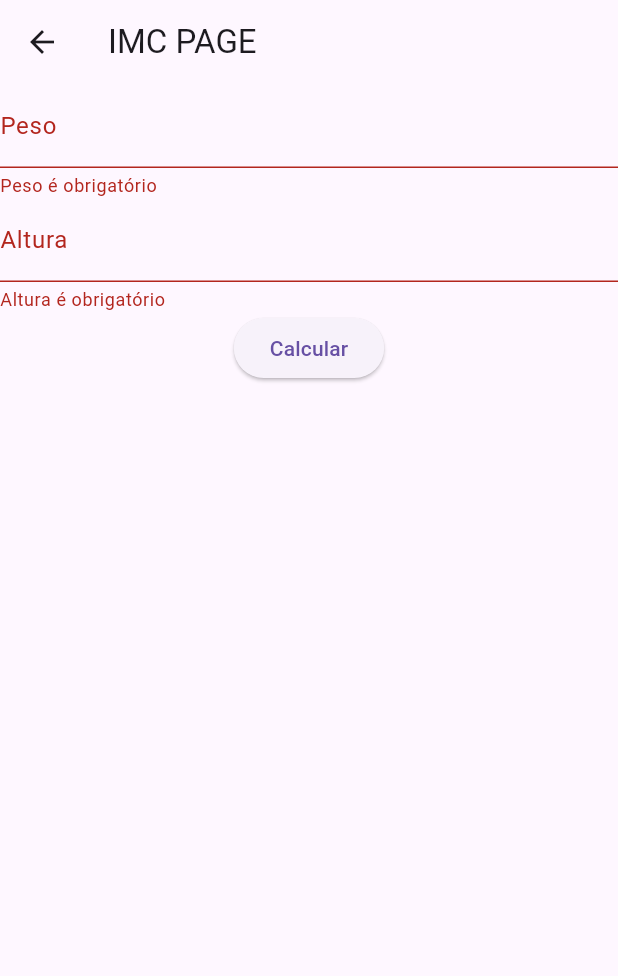
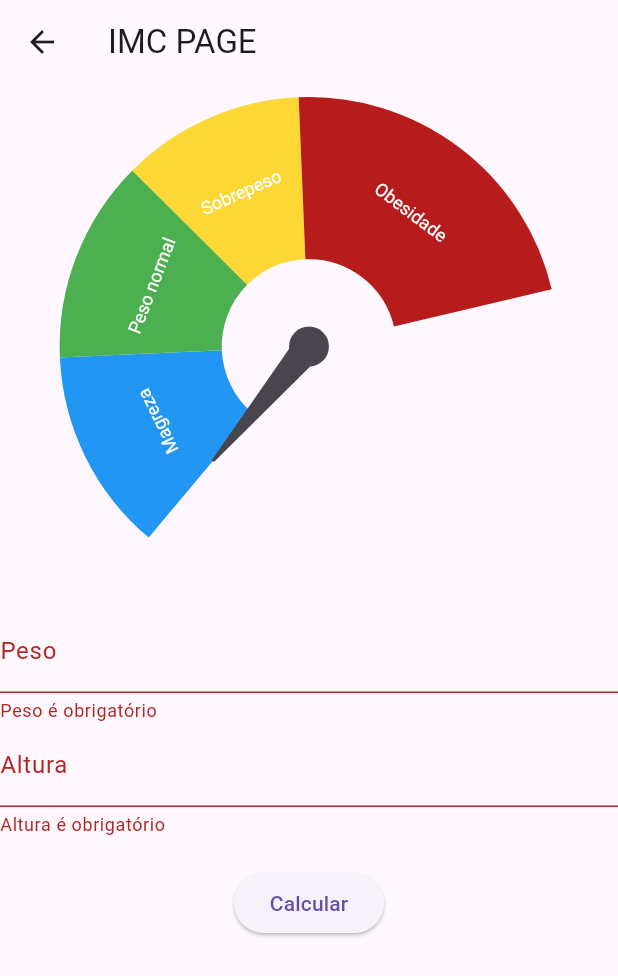
Before and after one commit to gcouto93/cto_counter_bloc, a Flutter app: the ImcPage screen opened by its route, after a tap on "Calcular", on a phone screen of 412 x 824 dp. Shown: the top 976 px of the screen. Run offline on Flutter 3.47's test engine with Material 3 defaults, Android fonts, the phone set to English and light mode, and no system bars; drawn by our look-alikes of syncfusion_flutter_gauges; our stand-ins replace bloc, currency_text_input_formatter, dio, flutter_bloc, flutter_mobx, freezed_annotation and 1 more; generated files the repository leaves out were written again.

Commit message:
calculador imc mobx

```diff
--- /dev/null
+++ b/lib/aula_mobx/contador_imc/imc_controller.dart
@@ -0,0 +1,36 @@
+import 'dart:math';
+
+import 'package:mobx/mobx.dart';
+part 'imc_controller.g.dart';
+
+class ImcController = _ImcControllerBase with _$ImcController;
+
+abstract class _ImcControllerBase with Store {
+  @observable
+  var imc = 0.0;
+
+  @observable
+  String? error;
+
+  @computed
+  bool hasError() => error != null;
+
+  @action
+  Future<void> calcularImc({required double peso, required double altura}) async {
+    try {
+      imc = 0.0;
+      error = null;
+      if (peso == 0 || altura == 0) {
+        error = 'Peso e altura devem ser maiores que zero';
+        return;
+      }
+      await Future.delayed(const Duration(seconds: 1));
+      imc = peso / pow(altura, 2);
+      if (imc > 30) {
+        throw Exception('Obesidade');k
+      }
+    } on Exception catch (e) {
+      error = 'Erro ao calcular IMC: $e';
+    }
+  }
+}
--- a/lib/aula_mobx/contador_imc/imc_page.dart
+++ b/lib/aula_mobx/contador_imc/imc_page.dart
@@ -1,6 +1,11 @@
+import 'package:cto_counter_bloc/aula_mobx/contador_imc/imc_controller.dart';
+import 'package:cto_counter_bloc/widgets/imc_gauge.dart';
 import 'package:currency_text_input_formatter/currency_text_input_formatter.dart';
 import 'package:flutter/foundation.dart';
 import 'package:flutter/material.dart';
+import 'package:flutter_mobx/flutter_mobx.dart';
+import 'package:intl/intl.dart';
+import 'package:mobx/mobx.dart';
 
 class ImcPage extends StatefulWidget {
   const ImcPage({super.key});
@@ -10,9 +15,31 @@ class ImcPage extends StatefulWidget {
 }
 
 class _ImcPageState extends State<ImcPage> {
+  final controller = ImcController();
   final pesoEC = TextEditingController();
   final alturaEC = TextEditingController();
   final formKey = GlobalKey<FormState>();
+  final reactionDisposer = <ReactionDisposer>[];
+
+  @override
+  void initState() {
+    final reasctionErrorDisposer = reaction<bool>((_) => controller.hasError(), (hasError) {
+      if (hasError) {
+        ScaffoldMessenger.of(context).showSnackBar(SnackBar(
+          content: Text(controller.error!),
+        ));
+      }
+    });
+    super.initState();
+    reactionDisposer.add(reasctionErrorDisposer);
+  }
+
+  @override
+  void dispose() {
+    // TODO: implement dispose
+    super.dispose();
+    reactionDisposer.forEach((reactionDisposer) => reactionDisposer());
+  }
 
   @override
   Widget build(BuildContext context) {
@@ -25,7 +52,9 @@ class _ImcPageState extends State<ImcPage> {
             key: formKey,
             child: Column(
               children: [
-                // ImcGauge(),
+                Observer(builder: (_) {
+                  return ImcGauge(imc: controller.imc);
+                }),
                 TextFormField(
                   controller: pesoEC,
                   decoration: const InputDecoration(label: Text('Peso')),
@@ -53,16 +82,33 @@ class _ImcPageState extends State<ImcPage> {
                     }
                     return null;
                   },
+                  inputFormatters: [
+                    CurrencyTextInputFormatter.currency(
+                      locale: 'pt_BR',
+                      symbol: '',
+                      turnOffGrouping: true,
+                      decimalDigits: 2,
+                    ),
+                  ],
+                ),
+                SizedBox(
+                  height: 20,
                 ),
                 ElevatedButton(
                   onPressed: () {
                     if (formKey.currentState!.validate()) {
-                      final peso = double.parse(pesoEC.text);
-                      final altura = double.parse(alturaEC.text);
+                      var formatter = NumberFormat.currency(
+                        locale: 'pt_BR',
+                        symbol: '',
+                        decimalDigits: 2,
+                      );
+                      final peso = formatter.parse(pesoEC.text) as double;
+                      final altura = formatter.parse(alturaEC.text) as double;
                       final imc = peso / (altura * altura);
                       ScaffoldMessenger.of(context).showSnackBar(SnackBar(
                         content: Text('Seu IMC é: $imc'),
                       ));
+                      controller.calcularImc(peso: peso, altura: altura);
                     }
                   },
                   child: const Text('Calcular'),
--- /dev/null
+++ b/lib/widgets/imc_gauge.dart
@@ -0,0 +1,57 @@
+import 'package:cto_counter_bloc/widgets/imc_gauge_range.dart';
+import 'package:flutter/material.dart';
+import 'package:syncfusion_flutter_gauges/gauges.dart';
+
+class ImcGauge extends StatelessWidget {
+  final double imc;
+
+  const ImcGauge({super.key, required this.imc});
+
+  @override
+  Widget build(BuildContext context) {
+    return SfRadialGauge(
+      axes: <RadialAxis>[
+        RadialAxis(
+          minimum: 12.5,
+          maximum: 47.9,
+          showLabels: false,
+          showAxisLine: false,
+          showTicks: false,
+          ranges: <GaugeRange>[
+            ImcGaugeRange(
+              startValue: 12.5,
+              endValue: 18.5,
+              color: Colors.blue,
+              label: 'Magreza',
+            ),
+            ImcGaugeRange(
+              startValue: 18.5,
+              endValue: 24.5,
+              color: Colors.green,
+              label: 'Peso normal',
+            ),
+            ImcGaugeRange(
+              startValue: 24.5,
+              endValue: 29.9,
+              color: Colors.yellow[600]!,
+              label: 'Sobrepeso',
+            ),
+            ImcGaugeRange(
+              startValue: 29.9,
+              endValue: 39.9,
+              color: Colors.red[900]!,
+              label: 'Obesidade',
+            ),
+          ],
+          pointers: <GaugePointer>[
+            NeedlePointer(
+              value: imc,
+              enableAnimation: true,
+              animationDuration: 1000,
+            ),
+          ],
+        ),
+      ],
+    );
+  }
+}
--- /dev/null
+++ b/lib/widgets/imc_gauge_range.dart
@@ -0,0 +1,20 @@
+import 'package:flutter/material.dart';
+import 'package:syncfusion_flutter_gauges/gauges.dart';
+
+class ImcGaugeRange extends GaugeRange {
+  ImcGaugeRange({
+    required double startValue,
+    required double endValue,
+    required Color color,
+    required String label,
+  }) : super(
+          startValue: startValue,
+          endValue: endValue,
+          color: color,
+          label: label,
+          sizeUnit: GaugeSizeUnit.factor,
+          labelStyle: GaugeTextStyle(fontSize: 12, fontFamily: 'Times'),
+          startWidth: 0.65,
+          endWidth: 0.65,
+        );
+}
--- a/pubspec.yaml
+++ b/pubspec.yaml
@@ -23,6 +23,8 @@ dependencies:
   flutter_mobx: ^2.3.0
   mobx_codegen: ^2.7.0
   currency_text_input_formatter: ^2.2.9
+  intl: ^0.20.2
+  syncfusion_flutter_gauges: ^28.2.11
 
 dev_dependencies:
   flutter_test:
```
Also changed, not shown: pubspec.lock, 2 other files.
